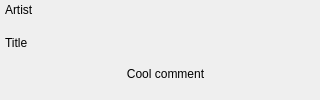
Above: src/mainwindow.ui from M1crobs/Media-pop-up before the change. Below: the same form after it.
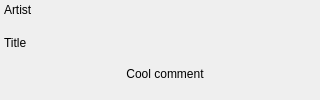
That is the form after the change.

Commit message:
Removed rounding of left corners
Rounded corners were not displayed correctly when running app outside of Visual Studio

```diff
--- a/src/mainwindow.ui
+++ b/src/mainwindow.ui
@@ -23,9 +23,9 @@
    <widget class="QWidget" name="backgroundWgt" native="true">
     <property name="geometry">
      <rect>
-      <x>5</x>
+      <x>4</x>
       <y>0</y>
-      <width>321</width>
+      <width>322</width>
       <height>100</height>
      </rect>
     </property>
```
The commit also changes 1 other file.
